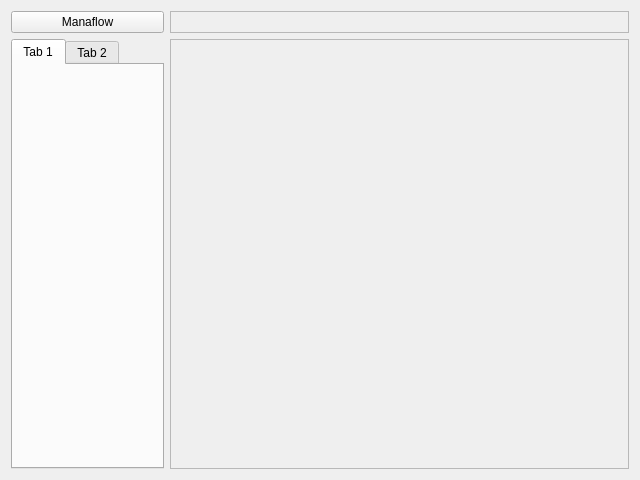
Before: the Qt Designer form client/ui/gamewidget.ui in rrfvtgb/Card, drawn with Qt 5.
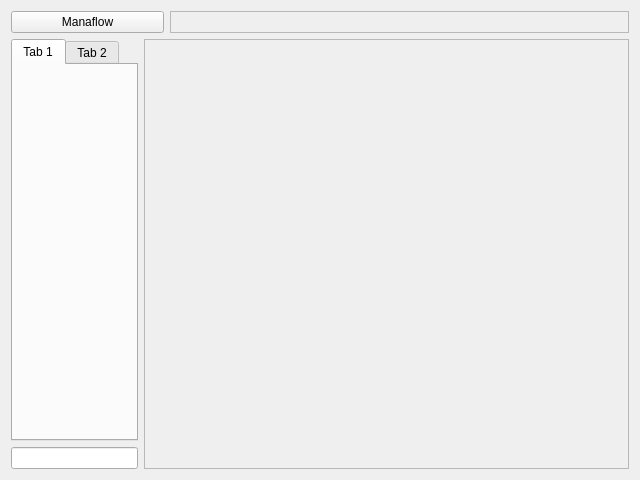
After: the same form once the commit is applied.

What changed in the file:
```diff
--- a/client/ui/gamewidget.ui
+++ b/client/ui/gamewidget.ui
@@ -50,6 +50,8 @@
    <item>
     <layout class="QHBoxLayout" name="horizontalLayout">
      <item>
+      <layout class="QVBoxLayout" name="verticalLayout_2">
+       <item>
       <widget class="QTabWidget" name="tabWidget">
        <property name="sizePolicy">
         <sizepolicy hsizetype="Expanding" vsizetype="Expanding">
@@ -70,6 +72,11 @@
       </widget>
      </item>
      <item>
+        <widget class="QLineEdit" name="input_chat"/>
+       </item>
+      </layout>
+     </item>
+     <item>
       <widget class="QScrollArea" name="scrollArea">
        <property name="sizePolicy">
         <sizepolicy hsizetype="Expanding" vsizetype="Expanding">
@@ -85,7 +92,7 @@
          <rect>
           <x>0</x>
           <y>0</y>
-          <width>458</width>
+          <width>477</width>
           <height>427</height>
          </rect>
         </property>
```
Lines whose indentation alone changed are shown as unchanged.
